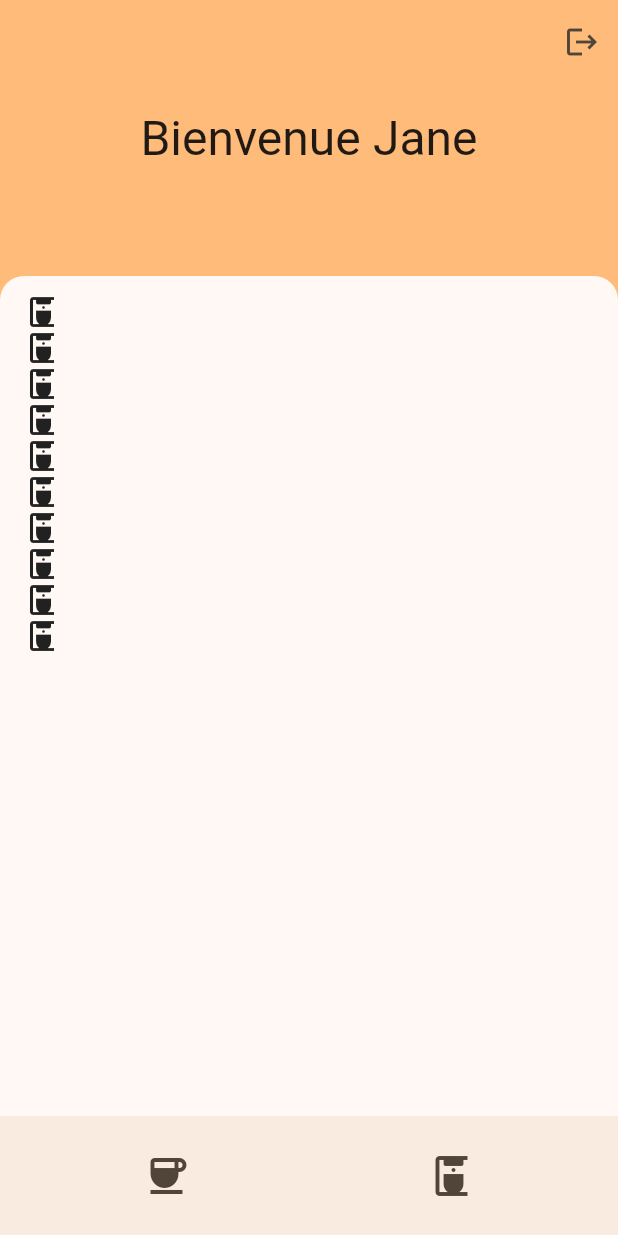
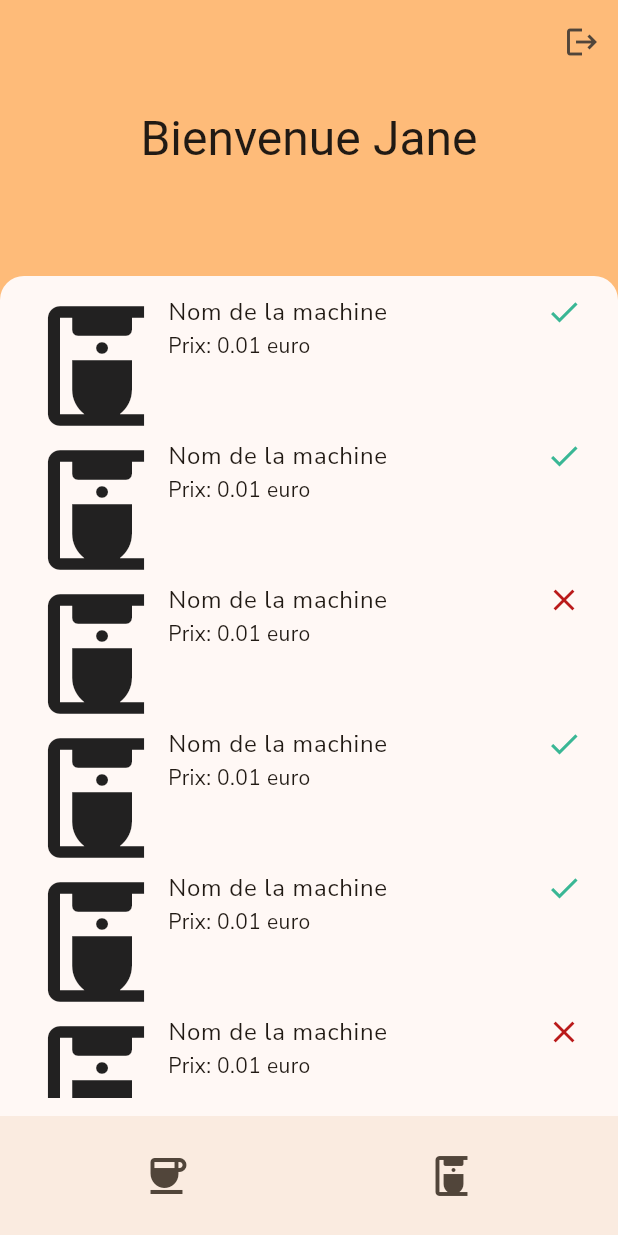
Before and after one commit to assanediouf18/Cupcare, a Flutter app: the screen it shows after launch, after a tap on the "coffee maker" icon, on a phone screen of 412 x 824 dp. Run offline on Flutter 3.47's test engine with Material 3 defaults, Android fonts, the phone set to English and light mode, and no system bars; our stand-ins replace google_fonts; Roboto replaces fonts that are missing (Overlock).

Commit message:
Indications sur l'état des machines fonctionnelles

```diff
--- a/lib/Components/machine_card.dart
+++ /dev/null
@@ -1,15 +0,0 @@
-import 'package:flutter/material.dart';
-
-class MachineCard extends StatelessWidget {
-  const MachineCard({super.key});
-
-  @override
-  Widget build(BuildContext context) {
-    return Container(
-      color: Theme.of(context).colorScheme.background,
-      child: Row(
-        children: [Icon(Icons.coffee_maker)],
-      ),
-    );
-  }
-}
--- /dev/null
+++ b/lib/Components/machine_tile.dart
@@ -0,0 +1,48 @@
+import 'package:flutter/material.dart';
+
+class MachineTile extends StatelessWidget {
+  const MachineTile({super.key, this.isWorking = true});
+
+  final bool isWorking;
+
+  @override
+  Widget build(BuildContext context) {
+    var size = 96.0;
+    return Padding(
+      padding: const EdgeInsets.only(right: 8.0),
+      child: Container(
+        color: Theme.of(context).colorScheme.background,
+        child: Row(
+          crossAxisAlignment: CrossAxisAlignment.start,
+          children: [
+            Icon(
+              Icons.coffee_maker,
+              size: size,
+            ),
+            Column(
+              mainAxisAlignment: MainAxisAlignment.start,
+              crossAxisAlignment: CrossAxisAlignment.start,
+              children: [
+                Text(
+                  "Nom de la machine",
+                  style: Theme.of(context).textTheme.bodyLarge,
+                ),
+                Text("Prix: 0.01 euro")
+              ],
+            ),
+            Expanded(child: Container()),
+            isWorking
+                ? Icon(
+                    Icons.check,
+                    color: Theme.of(context).colorScheme.tertiary,
+                  )
+                : Icon(
+                    Icons.close,
+                    color: Theme.of(context).colorScheme.error,
+                  )
+          ],
+        ),
+      ),
+    );
+  }
+}
--- a/lib/Screns/home_screen.dart
+++ b/lib/Screns/home_screen.dart
@@ -1,4 +1,4 @@
-import 'package:cupcare/Components/machine_card.dart';
+import 'package:cupcare/Components/machine_tile.dart';
 import 'package:cupcare/Components/product_card.dart';
 import 'package:cupcare/Components/scaffold_template.dart';
 import 'package:flutter/material.dart';
@@ -73,7 +73,7 @@ class _HomeScreenState extends State<HomeScreen> {
     return ListView.builder(
         itemCount: 10,
         itemBuilder: (BuildContext context, int index) {
-          return MachineCard();
+          return MachineTile(isWorking: index % 3 != 2);
         });
   }
 }
```
